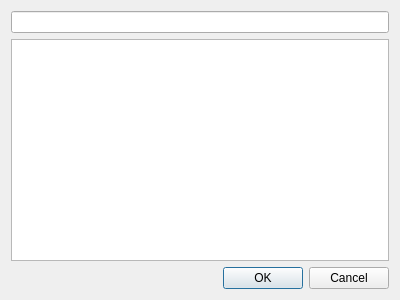
Before: the Qt Designer form dialog_newmail.ui in typp/bmail, drawn with Qt 5.
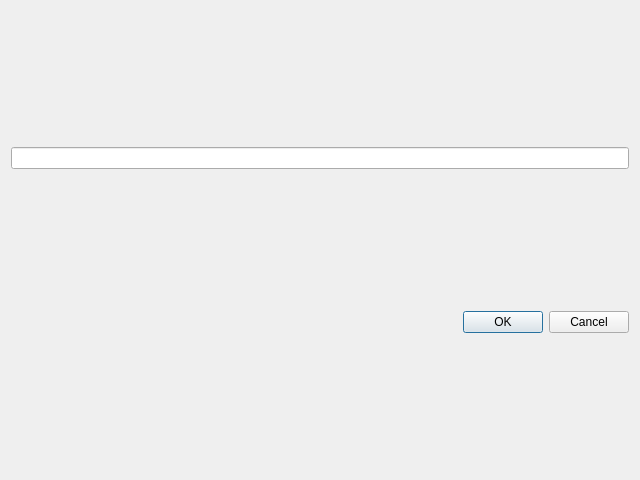
After: the same form once the commit is applied.

What changed in the file:
```diff
--- a/dialog_newmail.ui
+++ b/dialog_newmail.ui
@@ -6,8 +6,8 @@
    <rect>
     <x>0</x>
     <y>0</y>
-    <width>400</width>
-    <height>300</height>
+    <width>640</width>
+    <height>480</height>
    </rect>
   </property>
   <property name="windowTitle">
@@ -25,7 +25,7 @@
     </widget>
    </item>
    <item>
-    <widget class="QTextEdit" name="textEdit"/>
+    <layout class="QVBoxLayout" name="layout"/>
    </item>
    <item>
     <widget class="QDialogButtonBox" name="buttonBox">
```
